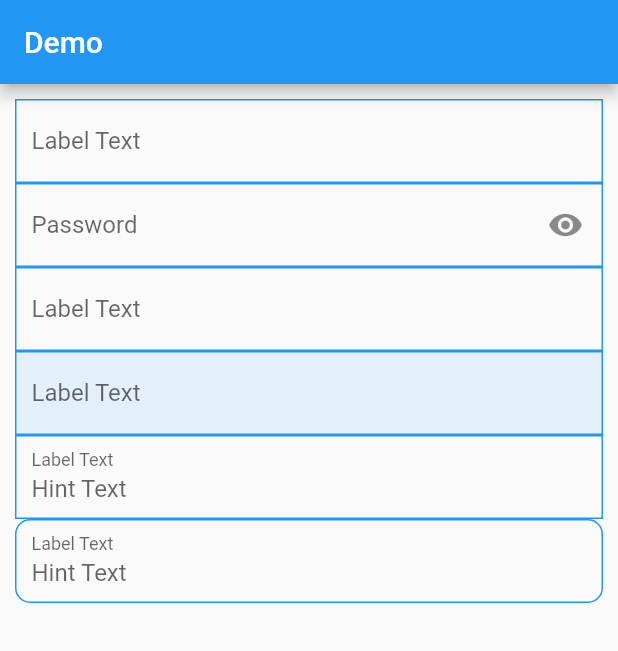
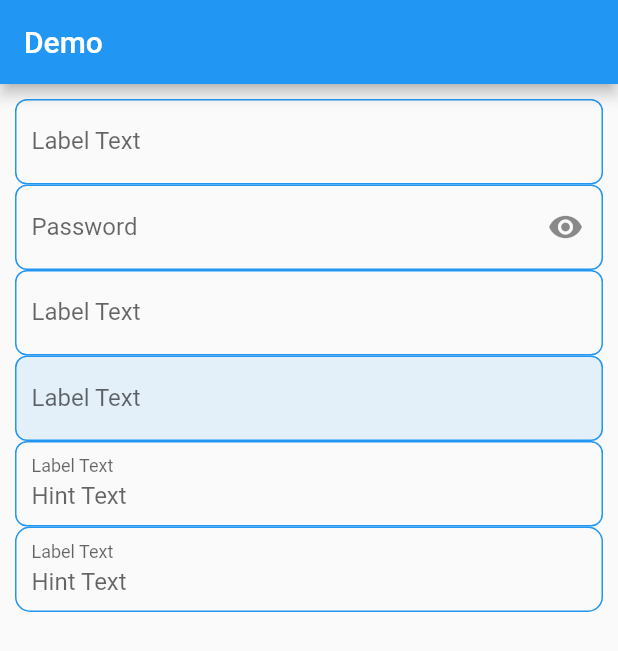
Before and after one commit to momshaddinury/input_form_field, a Flutter app: the screen it shows after launch, on a phone screen of 412 x 824 dp. Shown: the top 651 px of the screen. Run offline on Flutter 3.47's test engine with Material 2 defaults, Android fonts, the phone set to English and light mode, and no system bars.

Commit message:
chore: disabledBorder removed, BorderType added, bottom margin support added

```diff
--- a/lib/input_form_field.dart
+++ b/lib/input_form_field.dart
@@ -34,13 +34,16 @@ class InputFormField extends StatefulWidget {
     this.height,
     this.contentPadding,
     this.errorPadding,
+    this.bottomMargin,
+    this.borderType = BorderType.outlined,
     this.borderRadius,
     this.borderColor = Colors.blue,
-    this.disableBorder = false,
     this.fillColor,
     this.errorColor = Colors.red,
-  })  : assert(!(isPasswordField && obscureText != null),
-            """Both can't be used at the same time. Use isPasswordTrue to handle password visibility internally. To handle externally use obscureText"""),
+  })  : assert(
+          !(isPasswordField && obscureText != null),
+          """Both can't be used at the same time. Use isPasswordTrue to handle password visibility internally. To handle externally use obscureText""",
+        ),
         super(key: key);
 
   final TextEditingController textEditingController;
@@ -74,7 +77,10 @@ class InputFormField extends StatefulWidget {
   /// Optional widget to place on the line after the input.
   final Widget? suffix;
 
-  /// To treat the field as password field.
+  /// Treats the field as password field. This also handles input visibility
+  /// and showing the visibility icon.
+  ///
+  /// One should use this param if they want to handle
   final bool isPasswordField;
 
   /// Obscure text, helps with password visibility toggle.
@@ -102,14 +108,23 @@ class InputFormField extends StatefulWidget {
   /// 5px from top
   final EdgeInsetsGeometry? errorPadding;
 
+  /// Bottom margin to create space between intermediate element
+  final double? bottomMargin;
+
+  /// Determines the border type. Border can be [BorderType.outlined] or
+  /// [BorderType.bottom] or [BorderType.none].
+  ///
+  /// Defaults to [BorderType.outlined].
+  /// If you want to disable border use [BorderType.none]
+  final BorderType borderType;
+
   /// The color for the container border
   final Color borderColor;
 
   /// If non-null, the corners of this box are rounded by this [BorderRadius]
+  /// A [borderRadius] can only be given for a uniform Border. Which means, only
+  /// use [borderRaidus] when borderType is [BorderType.outlined]
   final BorderRadiusGeometry? borderRadius;
-
-  /// Toggle this if you don't want outlined border
-  final bool disableBorder;
 
   /// The color for the container background
   final Color? fillColor;
@@ -129,20 +144,22 @@ class _InputFormFieldState extends State<InputFormField> {
 
   @override
   Widget build(BuildContext context) {
+    bool isOutlinedBorder = widget.borderType == BorderType.outlined;
     return Column(
       mainAxisSize: MainAxisSize.min,
       crossAxisAlignment: CrossAxisAlignment.start,
       children: [
         Container(
-          height: widget.height ?? 56,
+          height: widget.height,
           decoration: BoxDecoration(
             color: widget.fillColor,
-            borderRadius: widget.borderRadius,
-            border: widget.disableBorder
+            borderRadius: widget.borderRadius ??
+                _getDefaultBorderRadius(isOutlinedBorder),
+            border: widget.borderType == BorderType.none
                 ? null
-                : Border.all(
-                    color: isError ? widget.errorColor : widget.borderColor,
-                  ),
+                : isOutlinedBorder
+                    ? Border.all(color: _getBorderColor())
+                    : Border(bottom: BorderSide(color: _getBorderColor())),
           ),
           child: TextFormField(
             controller: widget.textEditingController,
@@ -202,10 +219,16 @@ class _InputFormFieldState extends State<InputFormField> {
                     color: Colors.red,
                   ),
             ),
-          )
+          ),
+        if (widget.bottomMargin != null) SizedBox(height: widget.bottomMargin)
       ],
     );
   }
+
+  BorderRadius? _getDefaultBorderRadius(bool isOutlinedBorder) =>
+      isOutlinedBorder ? BorderRadius.circular(8) : null;
+
+  Color _getBorderColor() => isError ? widget.errorColor : widget.borderColor;
 
   EdgeInsets _defaultConentPadding() {
     return const EdgeInsets.symmetric(
@@ -227,6 +250,8 @@ class _InputFormFieldState extends State<InputFormField> {
   }
 }
 
+enum BorderType { outlined, bottom, none }
+
 extension _StringExtension on String? {
   bool isNullOrEmpty() => this == null || this!.isEmpty;
 }
```
